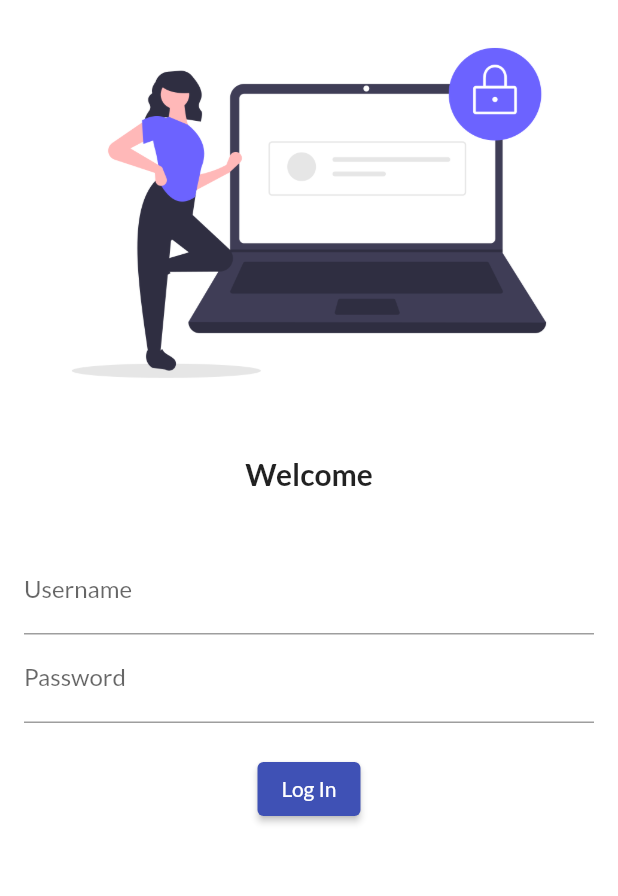
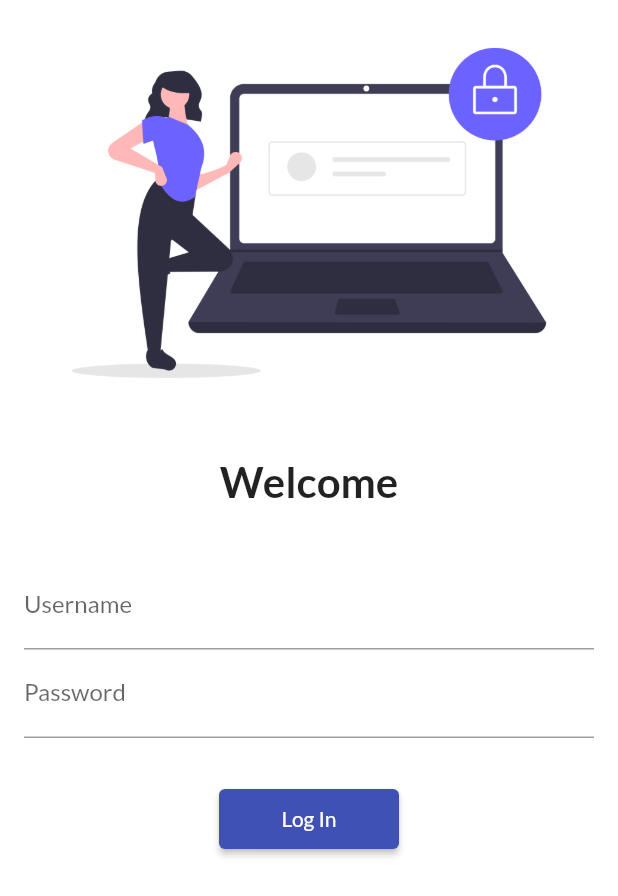
Before and after one commit to nitrotechie/flutter_catalog, a Flutter app: the screen it shows after launch, on a phone screen of 412 x 824 dp. Shown: the top 896 px of the screen. Run offline on Flutter 3.47's test engine with Material 2 defaults, Android fonts, the phone set to English and light mode, and no system bars; our stand-ins replace google_fonts.

Commit message:
Day 5 Completed

```diff
--- a/lib/main.dart
+++ b/lib/main.dart
@@ -1,6 +1,7 @@
 import 'package:flutter/material.dart';
 import 'package:flutter_catalog/pages/home_page.dart';
 import 'package:flutter_catalog/pages/login_page.dart';
+import 'package:flutter_catalog/utils/routes.dart';
 import 'package:google_fonts/google_fonts.dart';
 
 void main() {
@@ -25,8 +26,8 @@ class _MyAppState extends State<MyApp> {
       darkTheme: ThemeData(brightness: Brightness.dark),
       routes: {
         "/": (context) => LoginPage(),
-        "/home": (context) => Home(),
-        "/login": (context) => LoginPage(),
+        MyRoutes.homeRoute: (context) => Home(),
+        MyRoutes.loginRoute: (context) => LoginPage(),
       },
     );
   }
--- a/lib/pages/login_page.dart
+++ b/lib/pages/login_page.dart
@@ -1,10 +1,12 @@
 import 'package:flutter/material.dart';
+import 'package:flutter_catalog/utils/routes.dart';
 
 class LoginPage extends StatelessWidget {
   @override
   Widget build(BuildContext context) {
     return Material(
         color: Colors.white,
+        child: SingleChildScrollView(
           child: Column(
             children: [
               Image.asset(
@@ -16,7 +18,7 @@ class LoginPage extends StatelessWidget {
               ),
               Text(
                 "Welcome",
-              style: TextStyle(fontSize: 20, fontWeight: FontWeight.bold),
+                style: TextStyle(fontSize: 28, fontWeight: FontWeight.bold),
               ),
               SizedBox(
                 height: 20,
@@ -39,18 +41,22 @@ class LoginPage extends StatelessWidget {
                       ),
                     ),
                     SizedBox(
-                    height: 20,
+                      height: 30,
                     ),
                     ElevatedButton(
                       onPressed: () {
-                      print('button clicked');
+                        Navigator.pushNamed(context, MyRoutes.homeRoute);
                       },
                       child: Text("Log In"),
+                      style: TextButton.styleFrom(
+                        minimumSize: Size(120, 40),
+                      ),
                     ),
                   ],
                 ),
               )
             ],
+          ),
         ));
   }
 }
--- /dev/null
+++ b/lib/utils/routes.dart
@@ -0,0 +1,4 @@
+class MyRoutes {
+  static String loginRoute = "/login";
+  static String homeRoute = "/home";
+}
```
Lines whose indentation alone changed are shown as unchanged.
